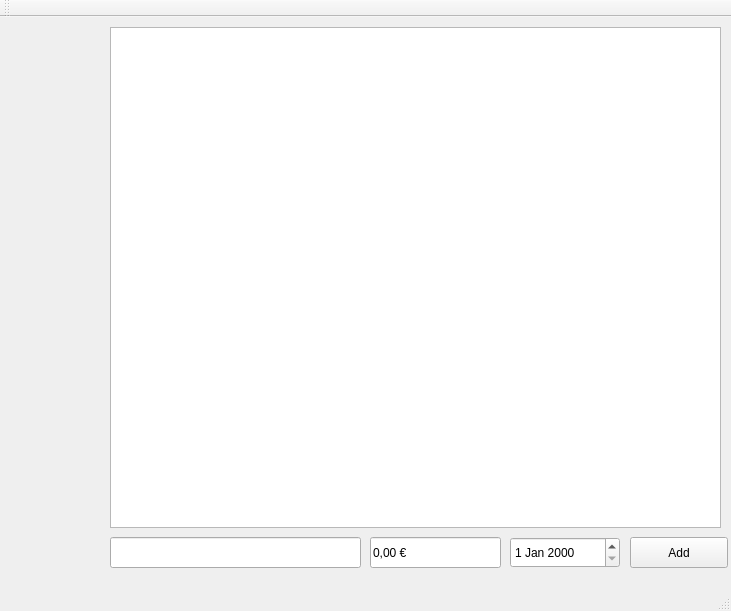
This is mainwindow.ui in SomethingElese18878/myMoneyJournal as Qt 5 draws it before an edit. The edited form follows.
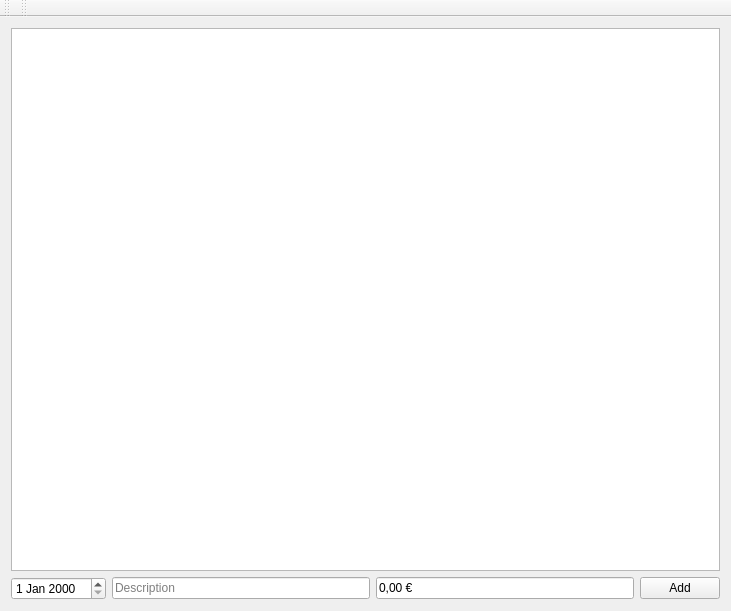
This is the edited form.

Commit message: use layouts for correct resizing of elements. hLay >> vLay >> (table + hLay(btn))

Diff of the .ui file:
```diff
--- a/mainwindow.ui
+++ b/mainwindow.ui
@@ -14,68 +14,52 @@
    <string>MainWindow</string>
   </property>
   <widget class="QWidget" name="centralWidget">
-   <widget class="QPushButton" name="addList">
-    <property name="geometry">
-     <rect>
-      <x>630</x>
-      <y>520</y>
-      <width>98</width>
-      <height>31</height>
-     </rect>
-    </property>
-    <property name="text">
-     <string>Add</string>
-    </property>
-   </widget>
+   <layout class="QHBoxLayout" name="horizontalLayout_2">
+    <item>
+     <layout class="QVBoxLayout" name="vLay_booking">
+      <item>
+       <widget class="QTableWidget" name="tableWidgetBooking"/>
+      </item>
+      <item>
+       <layout class="QHBoxLayout" name="hLay_addBar">
+        <item>
+         <widget class="QDateEdit" name="dateEdit"/>
+        </item>
+        <item>
    <widget class="QLineEdit" name="lineEditDescription">
-    <property name="geometry">
-     <rect>
-      <x>110</x>
-      <y>520</y>
-      <width>251</width>
-      <height>31</height>
-     </rect>
-    </property>
     <property name="toolTip">
      <string>&lt;html&gt;&lt;head/&gt;&lt;body&gt;&lt;p&gt;Titel&lt;/p&gt;&lt;/body&gt;&lt;/html&gt;</string>
     </property>
     <property name="text">
      <string/>
     </property>
-   </widget>
-   <widget class="QDateEdit" name="dateEdit">
-    <property name="geometry">
-     <rect>
-      <x>510</x>
-      <y>520</y>
-      <width>110</width>
-      <height>31</height>
-     </rect>
-    </property>
-   </widget>
+          <property name="placeholderText">
+           <string>Description</string>
+          </property>
+         </widget>
+        </item>
+        <item>
    <widget class="QLineEdit" name="lineEditPrice">
-    <property name="geometry">
-     <rect>
-      <x>370</x>
-      <y>520</y>
-      <width>131</width>
-      <height>31</height>
-     </rect>
-    </property>
     <property name="text">
      <string>0,00 €</string>
     </property>
-   </widget>
-   <widget class="QTableWidget" name="tableWidgetBooking">
-    <property name="geometry">
-     <rect>
-      <x>110</x>
-      <y>10</y>
-      <width>611</width>
-      <height>501</height>
-     </rect>
-    </property>
-   </widget>
+          <property name="placeholderText">
+           <string>Price</string>
+          </property>
+         </widget>
+        </item>
+        <item>
+         <widget class="QPushButton" name="addList">
+          <property name="text">
+           <string>Add</string>
+          </property>
+         </widget>
+        </item>
+       </layout>
+      </item>
+     </layout>
+    </item>
+   </layout>
    <zorder>addList</zorder>
    <zorder>dateEdit</zorder>
    <zorder>lineEditPrice</zorder>
@@ -100,7 +84,17 @@
     <bool>false</bool>
    </attribute>
   </widget>
-  <widget class="QStatusBar" name="statusBar"/>
+  <widget class="QToolBar" name="toolBar">
+   <property name="windowTitle">
+    <string>toolBar</string>
+   </property>
+   <attribute name="toolBarArea">
+    <enum>TopToolBarArea</enum>
+   </attribute>
+   <attribute name="toolBarBreak">
+    <bool>false</bool>
+   </attribute>
+  </widget>
  </widget>
  <layoutdefault spacing="6" margin="11"/>
  <resources/>
```
Lines whose indentation alone changed are shown as unchanged. The commit also changes 1 other file.
